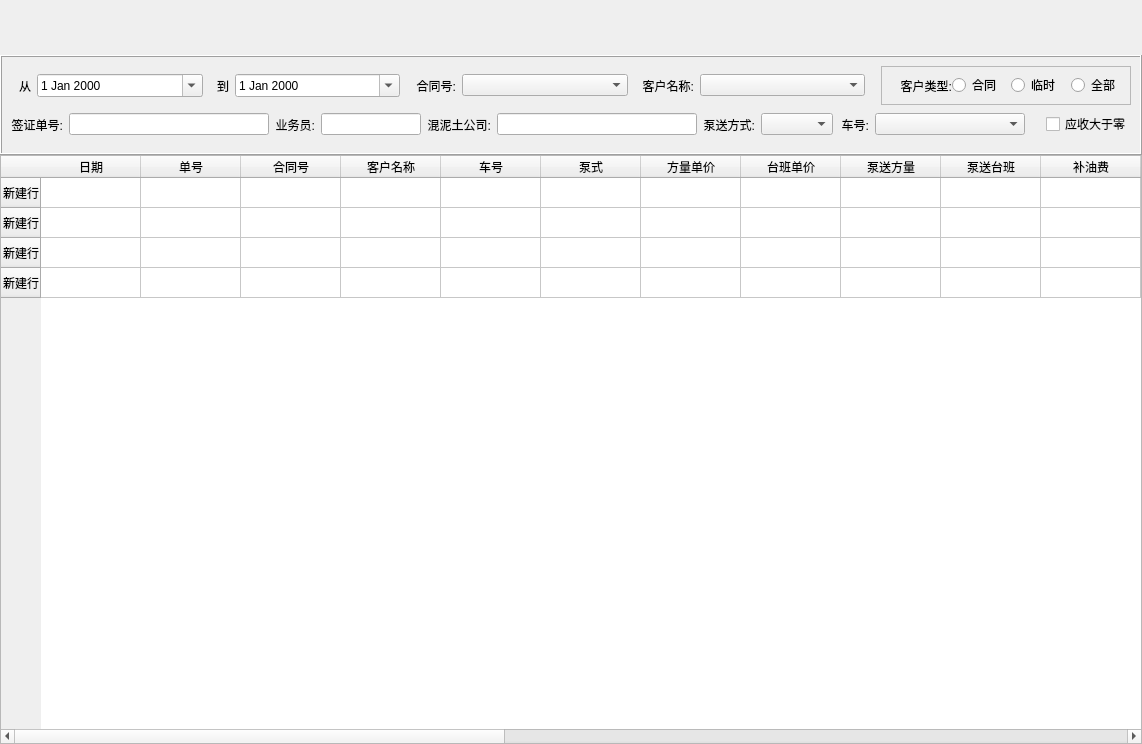
Before: the Qt Designer form CarRentalManagement/ui/tabwidget/receiptwidget.ui in longcp/CarRentalManagement, drawn with Qt 5.
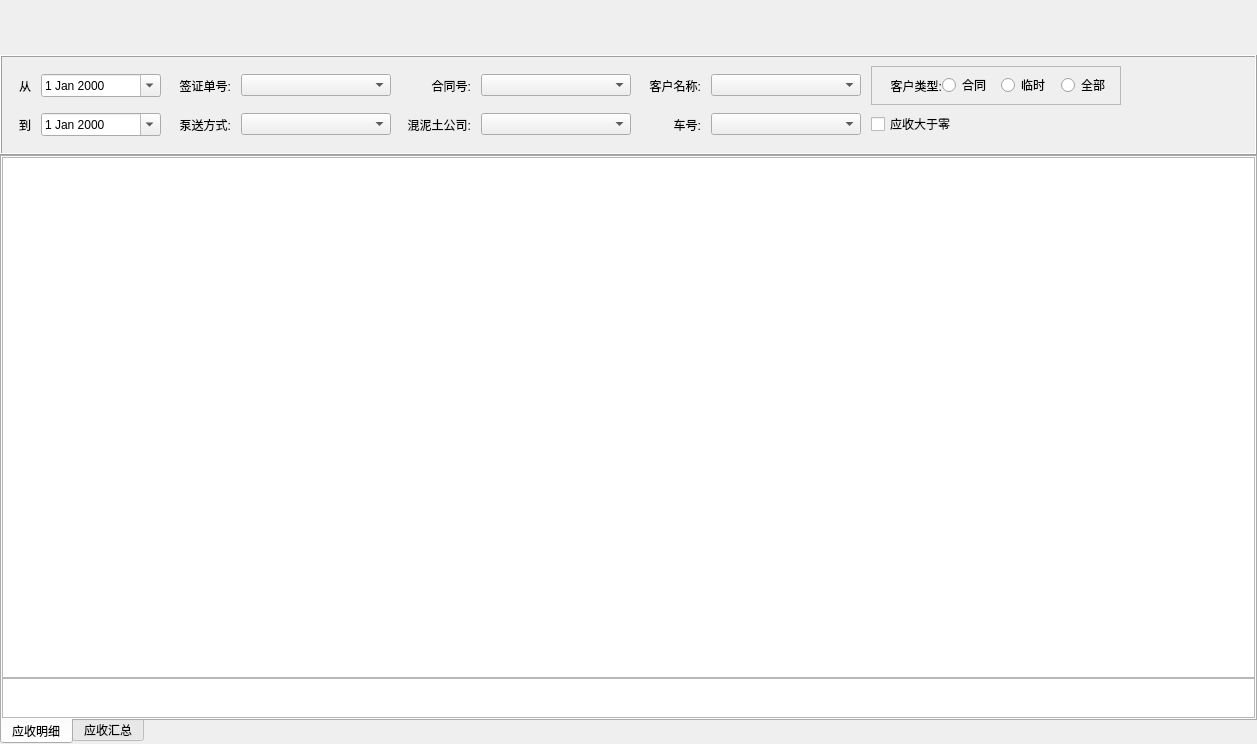
After: the same form once the commit is applied.

Commit message: 合同收款界面：重新设计界面

Patch:
```diff
--- a/CarRentalManagement/ui/tabwidget/receiptwidget.ui
+++ b/CarRentalManagement/ui/tabwidget/receiptwidget.ui
@@ -6,7 +6,7 @@
    <rect>
     <x>0</x>
     <y>0</y>
-    <width>1142</width>
+    <width>1257</width>
     <height>744</height>
    </rect>
   </property>
@@ -101,6 +101,9 @@
       <item>
        <widget class="QWidget" name="chooseTopWidget" native="true">
         <layout class="QHBoxLayout" name="chooseUpHorizonLayout">
+         <property name="spacing">
+          <number>10</number>
+         </property>
          <property name="bottomMargin">
           <number>0</number>
          </property>
@@ -130,13 +133,13 @@
           <widget class="QDateEdit" name="fromDateEdit">
            <property name="minimumSize">
             <size>
-             <width>100</width>
+             <width>120</width>
              <height>0</height>
             </size>
            </property>
            <property name="maximumSize">
             <size>
-             <width>200</width>
+             <width>120</width>
              <height>16777215</height>
             </size>
            </property>
@@ -146,21 +149,21 @@
           </widget>
          </item>
          <item>
-          <widget class="QLabel" name="toLabel">
+          <widget class="QLabel" name="label">
            <property name="minimumSize">
             <size>
-             <width>20</width>
+             <width>60</width>
              <height>0</height>
             </size>
            </property>
            <property name="maximumSize">
             <size>
-             <width>20</width>
+             <width>60</width>
              <height>16777215</height>
             </size>
            </property>
            <property name="text">
-            <string>到</string>
+            <string>签证单号:</string>
            </property>
            <property name="alignment">
             <set>Qt::AlignRight|Qt::AlignTrailing|Qt::AlignVCenter</set>
@@ -168,9 +171,18 @@
           </widget>
          </item>
          <item>
-          <widget class="QDateEdit" name="toDateEdit">
-           <property name="calendarPopup">
-            <bool>true</bool>
+          <widget class="QComboBox" name="comboBox">
+           <property name="minimumSize">
+            <size>
+             <width>150</width>
+             <height>0</height>
+            </size>
+           </property>
+           <property name="maximumSize">
+            <size>
+             <width>150</width>
+             <height>16777215</height>
+            </size>
            </property>
           </widget>
          </item>
@@ -178,13 +190,13 @@
           <widget class="QLabel" name="contractNumLabel">
            <property name="minimumSize">
             <size>
-             <width>50</width>
+             <width>70</width>
              <height>0</height>
             </size>
            </property>
            <property name="maximumSize">
             <size>
-             <width>50</width>
+             <width>70</width>
              <height>16777215</height>
             </size>
            </property>
@@ -197,7 +209,20 @@
           </widget>
          </item>
          <item>
-          <widget class="QComboBox" name="ContractNumComboBox"/>
+          <widget class="QComboBox" name="ContractNumComboBox">
+           <property name="minimumSize">
+            <size>
+             <width>150</width>
+             <height>0</height>
+            </size>
+           </property>
+           <property name="maximumSize">
+            <size>
+             <width>150</width>
+             <height>16777215</height>
+            </size>
+           </property>
+          </widget>
          </item>
          <item>
           <widget class="QLabel" name="clientNameLabel">
@@ -222,23 +247,20 @@
           </widget>
          </item>
          <item>
-          <widget class="QComboBox" name="clientNameComboBox"/>
-         </item>
-         <item>
-          <spacer name="horizontalSpacer">
-           <property name="orientation">
-            <enum>Qt::Horizontal</enum>
+          <widget class="QComboBox" name="clientNameComboBox">
+           <property name="minimumSize">
+            <size>
+             <width>150</width>
+             <height>0</height>
+            </size>
            </property>
-           <property name="sizeType">
-            <enum>QSizePolicy::Fixed</enum>
-           </property>
-           <property name="sizeHint" stdset="0">
+           <property name="maximumSize">
             <size>
-             <width>10</width>
-             <height>10</height>
+             <width>150</width>
+             <height>16777215</height>
             </size>
            </property>
-          </spacer>
+          </widget>
          </item>
          <item>
           <widget class="QFrame" name="clientTypeFrame">
@@ -248,6 +270,12 @@
              <height>0</height>
             </size>
            </property>
+           <property name="maximumSize">
+            <size>
+             <width>250</width>
+             <height>16777215</height>
+            </size>
+           </property>
            <property name="frameShape">
             <enum>QFrame::StyledPanel</enum>
            </property>
@@ -304,51 +332,47 @@
            </layout>
           </widget>
          </item>
+         <item>
+          <spacer name="horizontalSpacer">
+           <property name="orientation">
+            <enum>Qt::Horizontal</enum>
+           </property>
+           <property name="sizeHint" stdset="0">
+            <size>
+             <width>40</width>
+             <height>20</height>
+            </size>
+           </property>
+          </spacer>
+         </item>
         </layout>
        </widget>
       </item>
       <item>
        <widget class="QWidget" name="chooseBottomWidget" native="true">
         <layout class="QHBoxLayout" name="chooseBottomHorizontalLayout">
+         <property name="spacing">
+          <number>10</number>
+         </property>
          <property name="topMargin">
           <number>0</number>
          </property>
          <item>
-          <widget class="QLabel" name="label">
-           <property name="maximumSize">
+          <widget class="QLabel" name="toLabel">
+           <property name="minimumSize">
             <size>
-             <width>60</width>
-             <height>16777215</height>
+             <width>20</width>
+             <height>0</height>
             </size>
            </property>
-           <property name="text">
-            <string>签证单号:</string>
-           </property>
-           <property name="alignment">
-            <set>Qt::AlignRight|Qt::AlignTrailing|Qt::AlignVCenter</set>
-           </property>
-          </widget>
-         </item>
-         <item>
-          <widget class="QLineEdit" name="docNumLineEdit">
            <property name="maximumSize">
             <size>
-             <width>16777215</width>
+             <width>20</width>
              <height>16777215</height>
             </size>
            </property>
-          </widget>
-         </item>
-         <item>
-          <widget class="QLabel" name="label_2">
-           <property name="maximumSize">
-            <size>
-             <width>50</width>
-             <height>16777215</height>
-            </size>
-           </property>
            <property name="text">
-            <string>业务员:</string>
+            <string>到</string>
            </property>
            <property name="alignment">
             <set>Qt::AlignRight|Qt::AlignTrailing|Qt::AlignVCenter</set>
@@ -356,43 +380,32 @@
           </widget>
          </item>
          <item>
-          <widget class="QLineEdit" name="salesmanLineEdit">
-           <property name="maximumSize">
+          <widget class="QDateEdit" name="toDateEdit">
+           <property name="minimumSize">
             <size>
-             <width>100</width>
-             <height>16777215</height>
+             <width>120</width>
+             <height>0</height>
             </size>
            </property>
-          </widget>
-         </item>
-         <item>
-          <widget class="QLabel" name="label_4">
            <property name="maximumSize">
             <size>
-             <width>70</width>
+             <width>120</width>
              <height>16777215</height>
             </size>
            </property>
-           <property name="text">
-            <string>混泥土公司:</string>
-           </property>
-           <property name="alignment">
-            <set>Qt::AlignRight|Qt::AlignTrailing|Qt::AlignVCenter</set>
-           </property>
-          </widget>
-         </item>
-         <item>
-          <widget class="QLineEdit" name="companyLineEdit">
-           <property name="maximumSize">
-            <size>
-             <width>200</width>
-             <height>16777215</height>
-            </size>
+           <property name="calendarPopup">
+            <bool>true</bool>
            </property>
           </widget>
          </item>
          <item>
           <widget class="QLabel" name="label_3">
+           <property name="minimumSize">
+            <size>
+             <width>60</width>
+             <height>0</height>
+            </size>
+           </property>
            <property name="maximumSize">
             <size>
              <width>60</width>
@@ -408,19 +421,70 @@
           </widget>
          </item>
          <item>
-          <widget class="QComboBox" name="pumpTypeComboBox"/>
+          <widget class="QComboBox" name="pumpTypeComboBox">
+           <property name="minimumSize">
+            <size>
+             <width>150</width>
+             <height>0</height>
+            </size>
+           </property>
+           <property name="maximumSize">
+            <size>
+             <width>150</width>
+             <height>16777215</height>
+            </size>
+           </property>
+          </widget>
+         </item>
+         <item>
+          <widget class="QLabel" name="label_4">
+           <property name="minimumSize">
+            <size>
+             <width>70</width>
+             <height>0</height>
+            </size>
+           </property>
+           <property name="maximumSize">
+            <size>
+             <width>70</width>
+             <height>16777215</height>
+            </size>
+           </property>
+           <property name="text">
+            <string>混泥土公司:</string>
+           </property>
+           <property name="alignment">
+            <set>Qt::AlignRight|Qt::AlignTrailing|Qt::AlignVCenter</set>
+           </property>
+          </widget>
+         </item>
+         <item>
+          <widget class="QComboBox" name="comboBox_3">
+           <property name="minimumSize">
+            <size>
+             <width>150</width>
+             <height>0</height>
+            </size>
+           </property>
+           <property name="maximumSize">
+            <size>
+             <width>150</width>
+             <height>16777215</height>
+            </size>
+           </property>
+          </widget>
          </item>
          <item>
           <widget class="QLabel" name="carNumLabel">
            <property name="minimumSize">
             <size>
-             <width>30</width>
+             <width>60</width>
              <height>0</height>
             </size>
            </property>
            <property name="maximumSize">
             <size>
-             <width>30</width>
+             <width>60</width>
              <height>16777215</height>
             </size>
            </property>
@@ -440,23 +504,13 @@
              <height>0</height>
             </size>
            </property>
-          </widget>
-         </item>
-         <item>
-          <spacer name="horizontalSpacer_2">
-           <property name="orientation">
-            <enum>Qt::Horizontal</enum>
-           </property>
-           <property name="sizeType">
-            <enum>QSizePolicy::Fixed</enum>
-           </property>
-           <property name="sizeHint" stdset="0">
+           <property name="maximumSize">
             <size>
-             <width>15</width>
-             <height>10</height>
+             <width>150</width>
+             <height>16777215</height>
             </size>
            </property>
-          </spacer>
+          </widget>
          </item>
          <item>
           <widget class="QCheckBox" name="receivableCheckBox">
@@ -472,152 +526,83 @@
     </widget>
    </item>
    <item>
-    <widget class="QTableWidget" name="detailTableWidget">
-     <row>
-      <property name="text">
-       <string>新建行</string>
-      </property>
-     </row>
-     <row>
-      <property name="text">
-       <string>新建行</string>
-      </property>
-     </row>
-     <row>
-      <property name="text">
-       <string>新建行</string>
-      </property>
-     </row>
-     <row>
-      <property name="text">
-       <string>新建行</string>
-      </property>
-     </row>
-     <column>
-      <property name="text">
-       <string>日期</string>
-      </property>
-     </column>
-     <column>
-      <property name="text">
-       <string>单号</string>
-      </property>
-     </column>
-     <column>
-      <property name="text">
-       <string>合同号</string>
-      </property>
-     </column>
-     <column>
-      <property name="text">
-       <string>客户名称</string>
-      </property>
-     </column>
-     <column>
-      <property name="text">
-       <string>车号</string>
-      </property>
-     </column>
-     <column>
-      <property name="text">
-       <string>泵式</string>
-      </property>
-     </column>
-     <column>
-      <property name="text">
-       <string>方量单价</string>
-      </property>
-     </column>
-     <column>
-      <property name="text">
-       <string>台班单价</string>
-      </property>
-     </column>
-     <column>
-      <property name="text">
-       <string>泵送方量</string>
-      </property>
-     </column>
-     <column>
-      <property name="text">
-       <string>泵送台班</string>
-      </property>
-     </column>
-     <column>
-      <property name="text">
-       <string>补油费</string>
-      </property>
-     </column>
-     <column>
-      <property name="text">
-       <string>送管费</string>
-      </property>
-     </column>
-     <column>
-      <property name="text">
-       <string>过路费</string>
-      </property>
-     </column>
-     <column>
-      <property name="text">
-       <string>总金额</string>
-      </property>
-     </column>
-     <column>
-      <property name="text">
-       <string>已收金额</string>
-      </property>
-     </column>
-     <column>
-      <property name="text">
-       <string>应收金额</string>
-      </property>
-     </column>
-     <column>
-      <property name="text">
-       <string>工程名称</string>
-      </property>
-     </column>
-     <column>
-      <property name="text">
-       <string>工程地址</string>
-      </property>
-     </column>
-     <column>
-      <property name="text">
-       <string>浇注部位</string>
-      </property>
-     </column>
-     <column>
-      <property name="text">
-       <string>签证单号</string>
-      </property>
-     </column>
-     <column>
-      <property name="text">
-       <string>进场时间</string>
-      </property>
-     </column>
-     <column>
-      <property name="text">
-       <string>出场时间</string>
-      </property>
-     </column>
-     <column>
-      <property name="text">
-       <string>混泥土公司</string>
-      </property>
-     </column>
-     <column>
-      <property name="text">
-       <string>业务员</string>
-      </property>
-     </column>
-     <column>
-      <property name="text">
-       <string>备注</string>
-      </property>
-     </column>
+    <widget class="QTabWidget" name="summaryTableWidget">
+     <property name="tabPosition">
+      <enum>QTabWidget::South</enum>
+     </property>
+     <property name="currentIndex">
+      <number>0</number>
+     </property>
+     <widget class="QWidget" name="detailTab">
+      <attribute name="title">
+       <string>应收明细</string>
+      </attribute>
+      <layout class="QVBoxLayout" name="verticalLayout">
+       <property name="spacing">
+        <number>0</number>
+       </property>
+       <property name="leftMargin">
+        <number>0</number>
+       </property>
+       <property name="topMargin">
+        <number>0</number>
+       </property>
+       <property name="rightMargin">
+        <number>0</number>
+       </property>
+       <property name="bottomMargin">
+        <number>0</number>
+       </property>
+       <item>
+        <widget class="QTableView" name="receiptTable"/>
+       </item>
+       <item>
+        <widget class="QTableView" name="receiptSumTable">
+         <property name="maximumSize">
+          <size>
+           <width>16777215</width>
+           <height>40</height>
+          </size>
+         </property>
+        </widget>
+       </item>
+      </layout>
+     </widget>
+     <widget class="QWidget" name="summaryTab">
+      <attribute name="title">
+       <string>应收汇总</string>
+      </attribute>
+      <layout class="QVBoxLayout" name="verticalLayout_2">
+       <property name="spacing">
+        <number>0</number>
+       </property>
+       <property name="leftMargin">
+        <number>0</number>
+       </property>
+       <property name="topMargin">
+        <number>0</number>
+       </property>
+       <property name="rightMargin">
+        <number>0</number>
+       </property>
+       <property name="bottomMargin">
+        <number>0</number>
+       </property>
+       <item>
+        <widget class="QTableView" name="totalTableview"/>
+       </item>
+       <item>
+        <widget class="QTableView" name="totalSummaryTableview">
+         <property name="maximumSize">
+          <size>
+           <width>16777215</width>
+           <height>40</height>
+          </size>
+         </property>
+        </widget>
+       </item>
+      </layout>
+     </widget>
     </widget>
    </item>
   </layout>
```
The commit also changes 2 other files.
